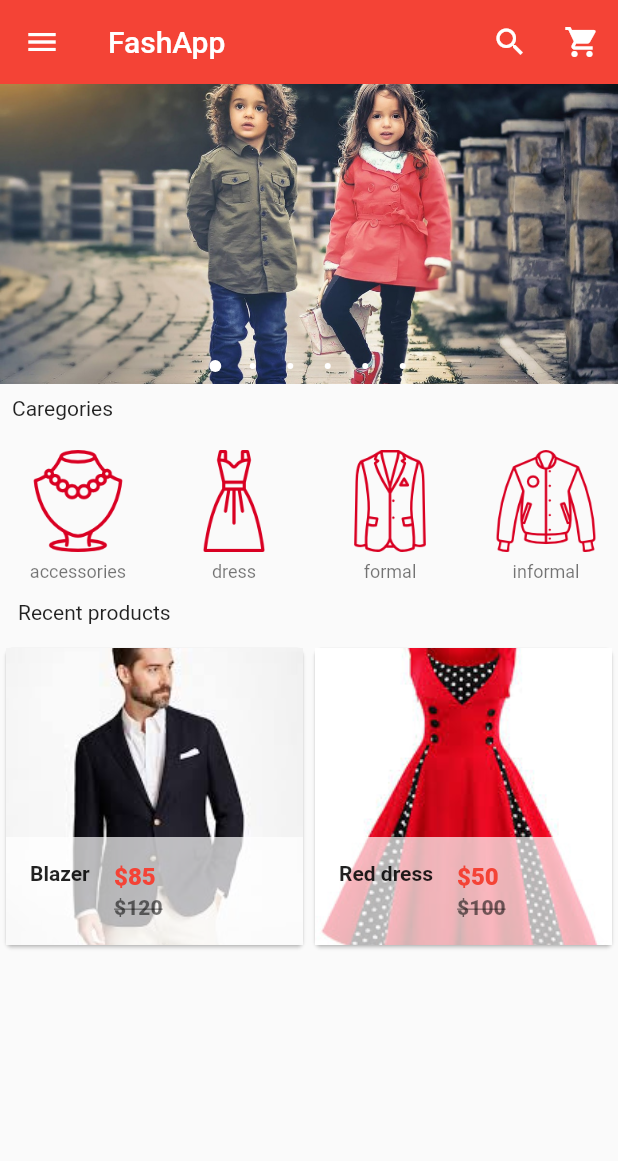
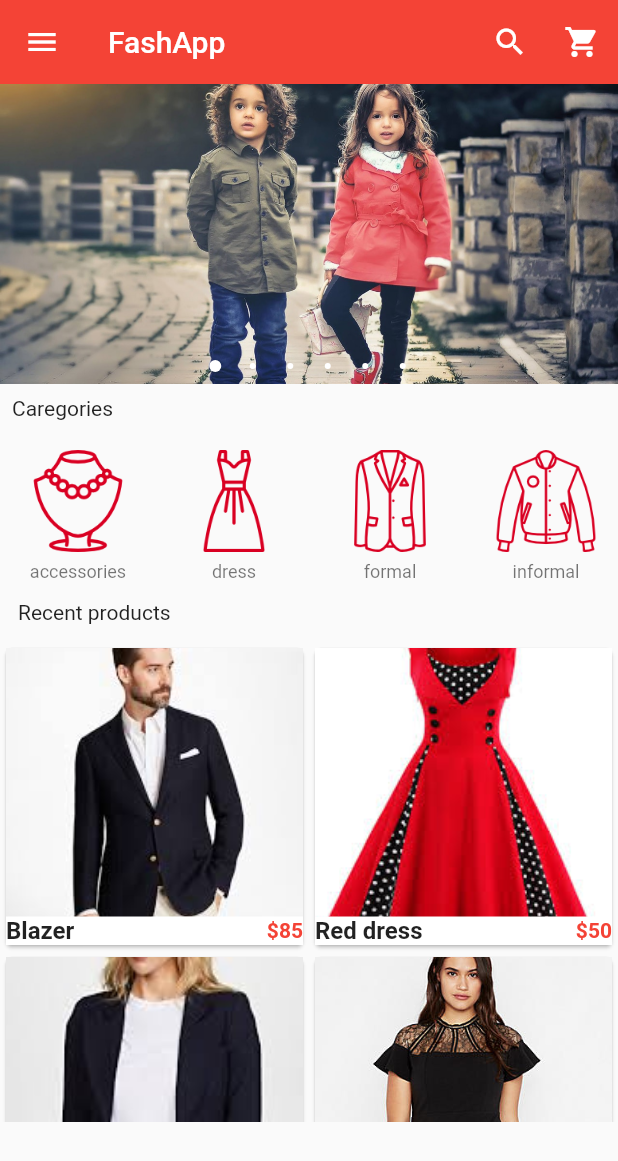
Before and after one commit to Hodosov/e-commerce, a Flutter app: the screen it shows after launch, on a phone screen of 412 x 824 dp. Shown: the top 1161 px of the screen. Run offline on Flutter 3.47's test engine with Material 2 defaults, Android fonts, the phone set to English and light mode, and no system bars; drawn by our look-alikes of carousel_pro.

Commit message:
add new products and fix view

```diff
--- a/lib/components/products.dart
+++ b/lib/components/products.dart
@@ -21,7 +21,49 @@ class _ProductsState extends State<Products> {
       "picture": "images/products/dress1.jpeg",
       "old_price": 100,
       "price": 50,
-    }
+    },
+    {
+      "name": "Blazer",
+      "picture": "images/products/blazer2.jpeg",
+      "old_price": 120,
+      "price": 85,
+    },
+    {
+      "name": "Dress",
+      "picture": "images/products/dress2.jpeg",
+      "old_price": 100,
+      "price": 50,
+    },
+    {
+      "name": "Hills",
+      "picture": "images/products/hills1.jpeg",
+      "old_price": 100,
+      "price": 50,
+    },
+    {
+      "name": "Hills2",
+      "picture": "images/products/hills2.jpeg",
+      "old_price": 100,
+      "price": 50,
+    },
+    {
+      "name": "Pant",
+      "picture": "images/products/pants1.jpg",
+      "old_price": 100,
+      "price": 50,
+    },
+    {
+      "name": "Pant",
+      "picture": "images/products/pants2.jpeg",
+      "old_price": 100,
+      "price": 50,
+    },
+    {
+      "name": "Shoe",
+      "picture": "images/products/shoe1.jpg",
+      "old_price": 100,
+      "price": 50,
+    },
   ];
 
   @override
@@ -61,9 +103,8 @@ class Single_prod extends StatelessWidget {
                 tag: prod_name,
                 child: Material(
                   child: InkWell(
-                    onTap: () => Navigator.of(context).push(
-                        MaterialPageRoute(
-                            builder: (context) => ProductDetails(
+                    onTap: () => Navigator.of(context).push(MaterialPageRoute(
+                        builder: (context) => ProductDetails(
                               product_detail_name: prod_name,
                               product_detail_new_price: prod_price,
                               product_detail_old_price: prod_old_price,
@@ -71,28 +112,22 @@ class Single_prod extends StatelessWidget {
                             ))),
                     child: GridTile(
                         footer: Container(
-                          color: Colors.white70,
-                          child: ListTile(
-                            leading: Text(
-                              prod_name,
-                              style:
-                                  const TextStyle(fontWeight: FontWeight.bold),
-                            ),
-                            title: Text(
-                              '\$$prod_price',
-                              style: const TextStyle(
-                                  color: Colors.red,
-                                  fontWeight: FontWeight.w800),
-                            ),
-                            subtitle: Text(
-                              '\$$prod_old_price',
-                              style: const TextStyle(
-                                  color: Colors.black54,
-                                  fontWeight: FontWeight.w800,
-                                  decoration: TextDecoration.lineThrough),
-                            ),
-                          ),
-                        ),
+                            color: Colors.white,
+                            child: Row(
+                              children: [
+                                Expanded(
+                                    child: Text(
+                                  prod_name,
+                                  style: const TextStyle(
+                                      fontWeight: FontWeight.bold,
+                                      fontSize: 16),
+                                )),
+                                Text(
+                                  '\$$prod_price',
+                                  style: TextStyle(color: Colors.red, fontWeight: FontWeight.bold),
+                                )
+                              ],
+                            )),
                         child: Image.asset(prod_pictire, fit: BoxFit.cover)),
                   ),
                 ))));
```
Also changed, not shown: pubspec.yaml (+8 -0 lines).
